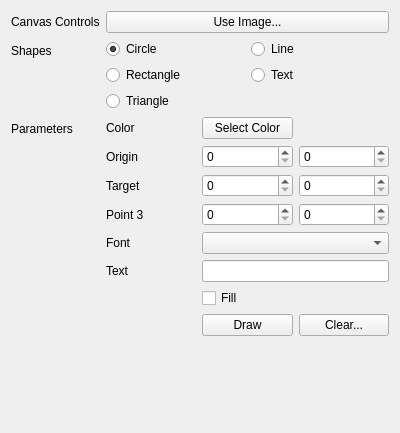
Before: the Qt Designer form src/widget/canvas/canvascontrol.ui in 8bitbuddhist/PixelMaestro-Studio, drawn with Qt 5.
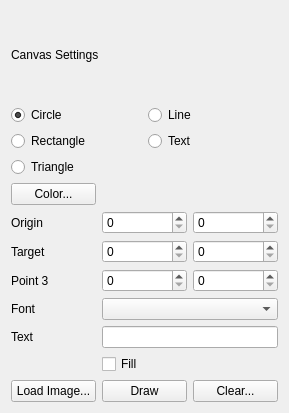
After: the same form once the commit is applied.

Commit message: MaestroControl - Tweaked extra Animation control placement MaestroDrawingArea - Changed default rendering type to Square

What changed in the file:
```diff
--- a/src/widget/canvas/canvascontrol.ui
+++ b/src/widget/canvas/canvascontrol.ui
@@ -6,38 +6,33 @@
    <rect>
     <x>0</x>
     <y>0</y>
-    <width>400</width>
-    <height>433</height>
+    <width>289</width>
+    <height>413</height>
    </rect>
   </property>
+  <property name="sizePolicy">
+   <sizepolicy hsizetype="Minimum" vsizetype="Minimum">
+    <horstretch>0</horstretch>
+    <verstretch>0</verstretch>
+   </sizepolicy>
+  </property>
   <property name="windowTitle">
    <string>Form</string>
   </property>
   <layout class="QGridLayout" name="gridLayout">
    <item row="0" column="0">
-    <layout class="QFormLayout" name="formLayout">
-     <item row="1" column="0">
+    <layout class="QGridLayout" name="gridLayout_2">
+     <property name="sizeConstraint">
+      <enum>QLayout::SetMinimumSize</enum>
+     </property>
+     <item row="0" column="0">
       <widget class="QLabel" name="label">
        <property name="text">
-        <string>Canvas Controls</string>
+        <string>Canvas Settings</string>
        </property>
       </widget>
      </item>
-     <item row="1" column="1">
-      <widget class="QPushButton" name="openImageButton">
-       <property name="text">
-        <string>Use Image...</string>
-       </property>
-      </widget>
-     </item>
-     <item row="3" column="0">
-      <widget class="QLabel" name="label_4">
-       <property name="text">
-        <string>Shapes</string>
-       </property>
-      </widget>
-     </item>
-     <item row="3" column="1">
+     <item row="1" column="0">
       <layout class="QGridLayout" name="shapeGridLayout">
        <item row="0" column="0">
         <widget class="QRadioButton" name="circleRadioButton">
@@ -79,14 +74,7 @@
        </item>
       </layout>
      </item>
-     <item row="4" column="0">
-      <widget class="QLabel" name="label_5">
-       <property name="text">
-        <string>Parameters</string>
-       </property>
-      </widget>
-     </item>
-     <item row="4" column="1">
+     <item row="2" column="0">
       <layout class="QGridLayout" name="parametersLayout">
        <item row="2" column="0">
         <widget class="QLabel" name="targetLabel">
@@ -192,17 +180,17 @@
          </property>
         </widget>
        </item>
-       <item row="0" column="0">
-        <widget class="QLabel" name="colorLabel">
+       <item row="8" column="0">
+        <widget class="QPushButton" name="openImageButton">
          <property name="text">
-          <string>Color</string>
+          <string>Load Image...</string>
          </property>
         </widget>
        </item>
-       <item row="0" column="1">
+       <item row="0" column="0">
         <widget class="QPushButton" name="selectColorButton">
          <property name="text">
-          <string>Select Color</string>
+          <string>Color...</string>
          </property>
         </widget>
        </item>
```
The commit also changes 11 other files.
